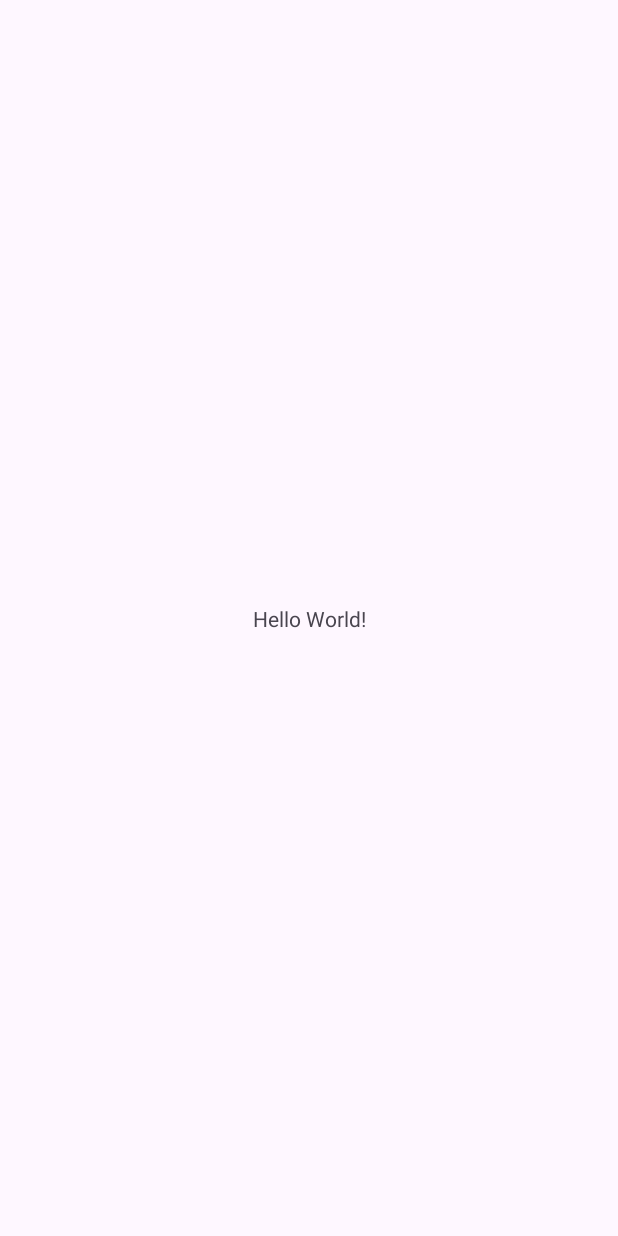
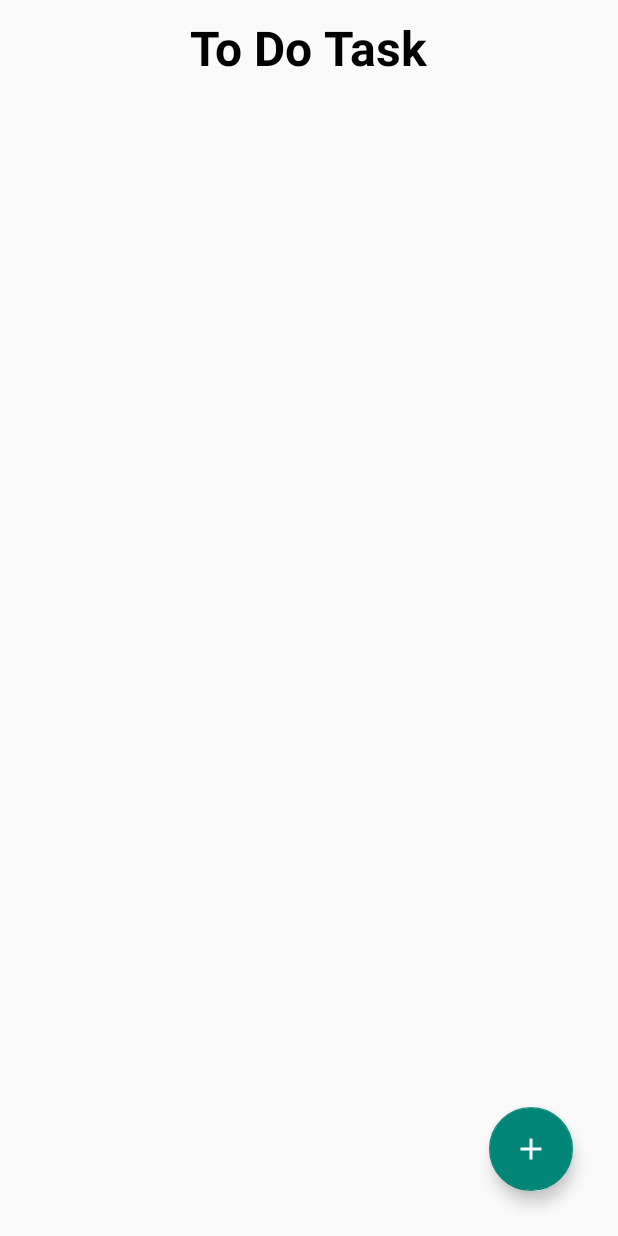
Before and after one commit to ankit-rawat-99/PRODIGY_AD_02, an Android app: the screen it shows after launch (MainActivity), on a phone screen of 412 x 824 dp. Before the commit the screen is almost empty. Run offline under Robolectric (Android 15) with nearby library versions, the phone set to English and light mode, and no system bars.

Commit message:
first update

```diff
--- a/app/build.gradle.kts
+++ b/app/build.gradle.kts
@@ -29,9 +29,8 @@ android {
 }
 
 dependencies {
-
     implementation("androidx.appcompat:appcompat:1.6.1")
-    implementation("com.google.android.material:material:1.12.0")
+    implementation("com.google.android.material:material:1.2.1")  // Use only one version
     implementation("androidx.constraintlayout:constraintlayout:2.1.4")
     testImplementation("junit:junit:4.13.2")
     androidTestImplementation("androidx.test.ext:junit:1.1.5")
--- /dev/null
+++ b/app/src/main/java/com/example/prodigy_ad_02_to_do_list/splashActivity.java
@@ -0,0 +1,24 @@
+package com.example.prodigy_ad_02_to_do_list;
+
+import androidx.appcompat.app.AppCompatActivity;
+
+import android.content.Intent;
+import android.os.Bundle;
+import android.os.Handler;
+
+public class splashActivity extends AppCompatActivity {
+
+    @Override
+    protected void onCreate(Bundle savedInstanceState) {
+        super.onCreate(savedInstanceState);
+        setContentView(R.layout.activity_splash);
+        Handler handler=new Handler();
+        handler.postDelayed(new Runnable() {
+            @Override
+            public void run() {
+               startActivity(new Intent(splashActivity.this, MainActivity.class));
+               finish();
+            }
+        }, 4000);
+    }
+}
--- /dev/null
+++ b/app/src/main/res/drawable/baseline_add_24.xml
@@ -0,0 +1,5 @@
+<vector android:height="24dp" android:tint="#FFFFFF"
+    android:viewportHeight="24" android:viewportWidth="24"
+    android:width="24dp" xmlns:android="http://schemas.android.com/apk/res/android">
+    <path android:fillColor="@android:color/white" android:pathData="M19,13h-6v6h-2v-6H5v-2h6V5h2v6h6v2z"/>
+</vector>
--- /dev/null
+++ b/app/src/main/res/drawable/baseline_check_24.xml
@@ -0,0 +1,5 @@
+<vector android:height="55dp" android:tint="#FFFFFF"
+    android:viewportHeight="24" android:viewportWidth="24"
+    android:width="55dp" xmlns:android="http://schemas.android.com/apk/res/android">
+    <path android:fillColor="@android:color/white" android:pathData="M9,16.17L4.83,12l-1.42,1.41L9,19 21,7l-1.41,-1.41z"/>
+</vector>
--- /dev/null
+++ b/app/src/main/res/drawable/baseline_checklist_24.xml
@@ -0,0 +1,5 @@
+<vector android:height="55dp" android:tint="#FFFFFF"
+    android:viewportHeight="24" android:viewportWidth="24"
+    android:width="55dp" xmlns:android="http://schemas.android.com/apk/res/android">
+    <path android:fillColor="@android:color/white" android:pathData="M22,7h-9v2h9V7zM22,15h-9v2h9V15zM5.54,11L2,7.46l1.41,-1.41l2.12,2.12l4.24,-4.24l1.41,1.41L5.54,11zM5.54,19L2,15.46l1.41,-1.41l2.12,2.12l4.24,-4.24l1.41,1.41L5.54,19z"/>
+</vector>
--- a/app/src/main/res/layout/activity_main.xml
+++ b/app/src/main/res/layout/activity_main.xml
@@ -1,18 +1,34 @@
 <?xml version="1.0" encoding="utf-8"?>
-<androidx.constraintlayout.widget.ConstraintLayout xmlns:android="http://schemas.android.com/apk/res/android"
+<RelativeLayout xmlns:android="http://schemas.android.com/apk/res/android"
     xmlns:app="http://schemas.android.com/apk/res-auto"
     xmlns:tools="http://schemas.android.com/tools"
     android:layout_width="match_parent"
     android:layout_height="match_parent"
     tools:context=".MainActivity">
-
-    <TextView
-        android:layout_width="wrap_content"
+<TextView
+    android:layout_width="wrap_content"
+    android:layout_height="wrap_content"
+   android:id="@+id/textview"
+    android:text="To Do Task"
+    android:textSize="32sp"
+    android:textColor="#000"
+    android:textStyle="bold"
+    android:layout_centerHorizontal="true"
+    android:layout_marginTop="10dp"/>
+    <androidx.recyclerview.widget.RecyclerView
+        android:layout_width="match_parent"
         android:layout_height="wrap_content"
-        android:text="Hello World!"
-        app:layout_constraintBottom_toBottomOf="parent"
-        app:layout_constraintEnd_toEndOf="parent"
-        app:layout_constraintStart_toStartOf="parent"
-        app:layout_constraintTop_toTopOf="parent" />
-
-</androidx.constraintlayout.widget.ConstraintLayout>
+        android:id="@+id/recycleView"
+        android:layout_below="@id/textview"
+        android:nestedScrollingEnabled="true"
+        />
+<com.google.android.material.floatingactionbutton.FloatingActionButton
+    android:layout_width="wrap_content"
+    android:layout_height="wrap_content"
+    android:layout_alignParentEnd="true"
+    android:layout_alignParentBottom="true"
+    android:id="@+id/fab"
+    android:src="@drawable/baseline_add_24"
+    android:layout_margin="30dp"
+    />
+</RelativeLayout>
--- a/app/src/main/res/values-night/themes.xml
+++ b/app/src/main/res/values-night/themes.xml
@@ -1,7 +1,6 @@
 <resources xmlns:tools="http://schemas.android.com/tools">
     <!-- Base application theme. -->
-    <style name="Base.Theme.Prodigy_AD_02_To_Do_List" parent="Theme.Material3.DayNight.NoActionBar">
-        <!-- Customize your dark theme here. -->
+    <style name="Base.Theme.Prodigy_AD_02_To_Do_List" parent="Theme.AppCompat.Light.NoActionBar">        <!-- Customize your dark theme here. -->
         <!-- <item name="colorPrimary">@color/my_dark_primary</item> -->
     </style>
 </resources>
--- a/app/src/main/res/values/colors.xml
+++ b/app/src/main/res/values/colors.xml
@@ -1,5 +1,7 @@
 <?xml version="1.0" encoding="utf-8"?>
 <resources>
-    <color name="black">#FF000000</color>
-    <color name="white">#FFFFFFFF</color>
+    <color name="colorprimary">#192A56</color>
+    <color name="colorprimaryDark">#0A3D62</color>
+    <color name="colorAccent">#192A56</color>
+    <color name="white">#FFFFFF</color>
 </resources>
--- a/app/src/main/res/values/themes.xml
+++ b/app/src/main/res/values/themes.xml
@@ -1,6 +1,6 @@
 <resources xmlns:tools="http://schemas.android.com/tools">
     <!-- Base application theme. -->
-    <style name="Base.Theme.Prodigy_AD_02_To_Do_List" parent="Theme.Material3.DayNight.NoActionBar">
+    <style name="Base.Theme.Prodigy_AD_02_To_Do_List" parent="Theme.AppCompat.Light.NoActionBar">
         <!-- Customize your light theme here. -->
         <!-- <item name="colorPrimary">@color/my_light_primary</item> -->
     </style>
```
Also changed, not shown: app/src/main/AndroidManifest.xml (+11 -5 lines), app/src/main/res/layout/activity_splash.xml (added, +27 -0 lines), app/src/main/res/layout/add_new_task.xml (added, +30 -0 lines), app/src/main/res/layout/task_layout.xml (added, +28 -0 lines).
